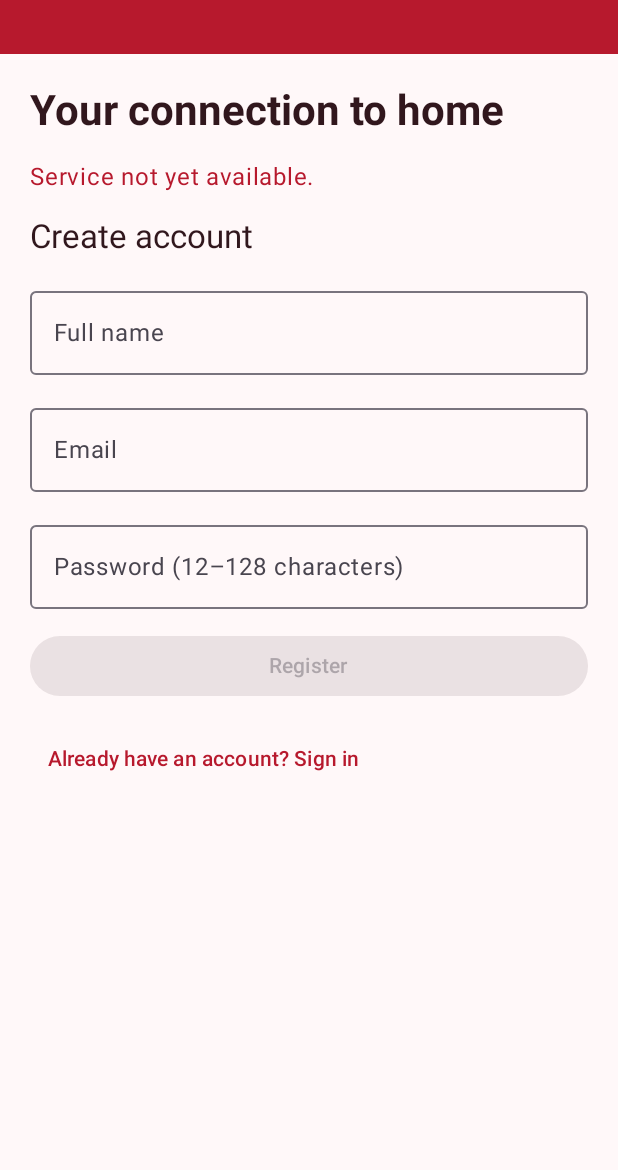
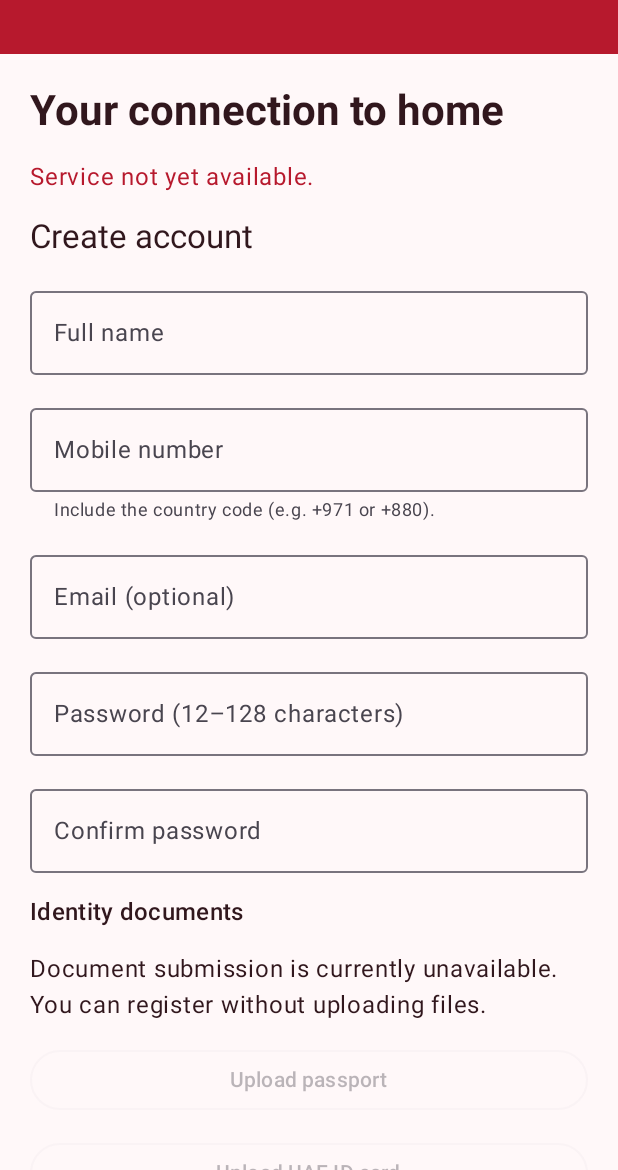
Before and after one commit to sakibhossain2121122-design/global-money-uae, an Android app built with Jetpack Compose: the screen it shows after launch (MainActivity), after a tap on "Create account", on a phone screen of 412 x 824 dp, the part 66-1236 px from its top. Run offline under Robolectric (Android 15) with nearby library versions, the phone set to English and light mode, and no system bars.

Commit message:
Add mobile registration with optional email

```diff
--- a/android/app/src/main/java/com/globalmoney/uae/demo/MainActivity.kt
+++ b/android/app/src/main/java/com/globalmoney/uae/demo/MainActivity.kt
@@ -65,6 +65,9 @@ private fun PremiumApp(api: AccountApi, run: (() -> String, (Result<String>) ->
     var page by rememberSaveable { mutableStateOf("Home") }
     var register by remember { mutableStateOf(false) }
     var email by remember { mutableStateOf("") }
+    var signInIdentifier by remember { mutableStateOf("") }
+    var registrationPhone by remember { mutableStateOf("") }
+    var confirmPassword by remember { mutableStateOf("") }
     var password by remember { mutableStateOf("") }
     var name by remember { mutableStateOf("") }
     var account by remember { mutableStateOf("") }
@@ -113,7 +116,8 @@ private fun PremiumApp(api: AccountApi, run: (() -> String, (Result<String>) ->
                         t("Account service temporarily unavailable.", "অ্যাকাউন্ট সেবা সাময়িক অনুপলব্ধ।")
 
                     is AccountFailure.Rejected -> when (error.status) {
-                        400 -> t("Check your registration details and password.", "নিবন্ধনের তথ্য ও পাসওয়ার্ড পরীক্ষা করুন।")
+                        400 -> t("Check your account details and password.", "অ্যাকাউন্টের তথ্য ও পাসওয়ার্ড পরীক্ষা করুন।")
+                        401 -> t("Sign-in details were not accepted. Check your email or mobile number and password.", "লগইনের তথ্য গ্রহণ করা হয়নি। ইমেইল বা মোবাইল নম্বর ও পাসওয়ার্ড মিলিয়ে দেখুন।")
                         409 -> t("Account request could not be accepted.", "অ্যাকাউন্টের অনুরোধ গ্রহণ করা যায়নি।")
                         429 -> t("Too many attempts. Try again later.", "অনেকবার চেষ্টা হয়েছে। পরে আবার চেষ্টা করুন।")
                         else -> t("Request rejected. Please check your details.", "অনুরোধ গ্রহণ করা হয়নি। তথ্য পরীক্ষা করুন।")
@@ -201,22 +205,96 @@ private fun PremiumApp(api: AccountApi, run: (() -> String, (Result<String>) ->
                     if (notice.isNotEmpty()) Text(notice, color = MaterialTheme.colorScheme.error)
                     if (!signedIn) {
                         Text(t(if (register) "Create account" else "Sign in", if (register) "অ্যাকাউন্ট তৈরি করুন" else "লগইন করুন"), style = MaterialTheme.typography.titleLarge)
-                        if (register) Field(name, { name = it }, t("Full name", "পুরো নাম"))
-                        OutlinedTextField(email, { email = it.take(254) }, label = { Text(t("Email", "ইমেইল")) }, singleLine = true, keyboardOptions = KeyboardOptions(keyboardType = KeyboardType.Email), modifier = Modifier.fillMaxWidth())
+                        val validPhone = Regex("""\+[1-9][0-9]{6,14}""").matches(registrationPhone.trim())
+                        if (register) {
+                            Field(name, { name = it.take(120) }, t("Full name", "পুরো নাম"))
+                            OutlinedTextField(
+                                registrationPhone, { registrationPhone = it.take(16) },
+                                label = { Text(t("Mobile number", "মোবাইল নম্বর")) },
+                                supportingText = { Text(t("Include the country code (e.g. +971 or +880).", "দেশের কোডসহ লিখুন (যেমন +971 বা +880)।")) },
+                                singleLine = true, keyboardOptions = KeyboardOptions(keyboardType = KeyboardType.Phone),
+                                modifier = Modifier.fillMaxWidth()
+                            )
+                            OutlinedTextField(
+                                email, { email = it.take(254) }, label = { Text(t("Email (optional)", "ইমেইল (ঐচ্ছিক)")) },
+                                singleLine = true, keyboardOptions = KeyboardOptions(keyboardType = KeyboardType.Email),
+                                modifier = Modifier.fillMaxWidth()
+                            )
+                        } else {
+                            OutlinedTextField(
+                                signInIdentifier, { signInIdentifier = it.take(254) },
+                                label = { Text(t("Email or mobile number", "ইমেইল বা মোবাইল নম্বর")) },
+                                singleLine = true, modifier = Modifier.fillMaxWidth()
+                            )
+                        }
                         OutlinedTextField(password, { password = it.take(128) }, label = { Text(t("Password (12–128 characters)", "পাসওয়ার্ড (১২–১২৮ অক্ষর)")) }, visualTransformation = PasswordVisualTransformation(), singleLine = true, keyboardOptions = KeyboardOptions(keyboardType = KeyboardType.Password), modifier = Modifier.fillMaxWidth())
                         if (password.isNotEmpty() && password.length < 12) {
                             Text(t("Enter at least 12 characters to continue.", "এগোতে কমপক্ষে ১২ অক্ষরের পাসওয়ার্ড লিখুন।"), color = MaterialTheme.colorScheme.error)
                         }
-                        Button(enabled = !busy && email.isNotBlank() && password.length >= 12 && (!register || name.isNotBlank()), onClick = {
-                            val payload = JSONObject().put("email", email).put("password", password).put("name", name)
+                        if (register) {
+                            val mismatch = confirmPassword.isNotEmpty() && confirmPassword != password
+                            OutlinedTextField(
+                                confirmPassword, { confirmPassword = it.take(128) },
+                                label = { Text(t("Confirm password", "পাসওয়ার্ড আবার লিখুন")) },
+                                isError = mismatch, visualTransformation = PasswordVisualTransformation(),
+                                singleLine = true, keyboardOptions = KeyboardOptions(keyboardType = KeyboardType.Password),
+                                modifier = Modifier.fillMaxWidth()
+                            )
+                            if (mismatch) Text(t("Passwords do not match.", "দুই পাসওয়ার্ড মেলেনি।"), color = MaterialTheme.colorScheme.error)
+                            Text(t("Identity documents", "পরিচয়পত্র জমা"), style = MaterialTheme.typography.titleMedium)
+                            Text(t("Document submission is currently unavailable. You can register without uploading files.", "পরিচয়পত্র জমা এখন বন্ধ। ছবি ছাড়াই নিবন্ধন করতে পারবেন।"))
+                            listOf(
+                                t("Upload passport", "পাসপোর্ট আপলোড"),
+                                t("Upload UAE ID card", "UAE ID কার্ড আপলোড"),
+                                t("Upload selfie or image", "সেলফি বা ছবি আপলোড")
+                            ).forEach { label ->
+                                OutlinedButton(onClick = {}, enabled = false, modifier = Modifier.fillMaxWidth()) { Text(label) }
+                            }
+                        }
+                        val entryReady = if (register) name.isNotBlank() && validPhone && confirmPassword == password
+                            else signInIdentifier.isNotBlank()
+                        Button(enabled = !busy && entryReady && password.length >= 12, onClick = {
                             val creating = register
+                            val submittedPhone = registrationPhone.trim()
+                            val identifier = signInIdentifier.trim()
+                            val payload = JSONObject().put("password", password)
+                            val path = if (creating) {
+                                payload.put("name", name.trim()).put("phone_number", submittedPhone)
+                                    .put("confirm_password", confirmPassword)
+                                if (email.isNotBlank()) payload.put("email", email.trim())
+                                "auth/register-mobile"
+                            } else {
+                                payload.put(if (identifier.startsWith("+")) "phone_number" else "email", identifier)
+                                "auth/login"
+                            }
                             password = ""
-                            call({ api.request(if (creating) "auth/register" else "auth/login", "POST", payload) }) { response ->
-                                if (creating) { register = false; notice = t("Please sign in to your account.", "আপনার অ্যাকাউন্টে লগইন করুন।") }
-                                else { api.token = JSONObject(response).getString("token"); signedIn = true; email = ""; name = ""; page = "Home" }
+                            confirmPassword = ""
+                            call({ api.request(path, "POST", payload) }) { response ->
+                                if (creating) {
+                                    register = false
+                                    signInIdentifier = submittedPhone
+                                    registrationPhone = ""
+                                    email = ""
+                                    name = ""
+                                    notice = t("Please sign in to your account.", "আপনার অ্যাকাউন্টে লগইন করুন।")
+                                } else {
+                                    api.token = JSONObject(response).getString("token")
+                                    signedIn = true
+                                    signInIdentifier = ""
+                                    page = "Home"
+                                }
                             }
-                        }, modifier = Modifier.fillMaxWidth()) { Text(t(if (register) "Register" else "Sign in", if (register) "নিবন্ধন" else "লগইন")) }
-                        TextButton(enabled = !busy, onClick = { register = !register; password = "" }) { Text(t(if (register) "Already have an account? Sign in" else "Create account", if (register) "লগইন করুন" else "অ্যাকাউন্ট তৈরি করুন")) }
+                        }, modifier = Modifier.fillMaxWidth()) {
+                            Text(t(if (register) "Register" else "Sign in", if (register) "নিবন্ধন" else "লগইন"))
+                        }
+                        TextButton(enabled = !busy, onClick = {
+                            register = !register
+                            password = ""
+                            confirmPassword = ""
+                            notice = ""
+                        }) {
+                            Text(t(if (register) "Already have an account? Sign in" else "Create account", if (register) "লগইন করুন" else "অ্যাকাউন্ট তৈরি করুন"))
+                        }
                     } else {
                         Row(horizontalArrangement = Arrangement.spacedBy(8.dp)) {
                             TextButton(enabled = !busy, onClick = { page = "Home"; rows = JSONArray(); loadWallet() }) { Text(t("Home", "হোম")) }
```
Also changed, not shown: android/app/src/main/java/com/globalmoney/uae/demo/AccountApi.kt (+6 -7 lines), 10 other files.
